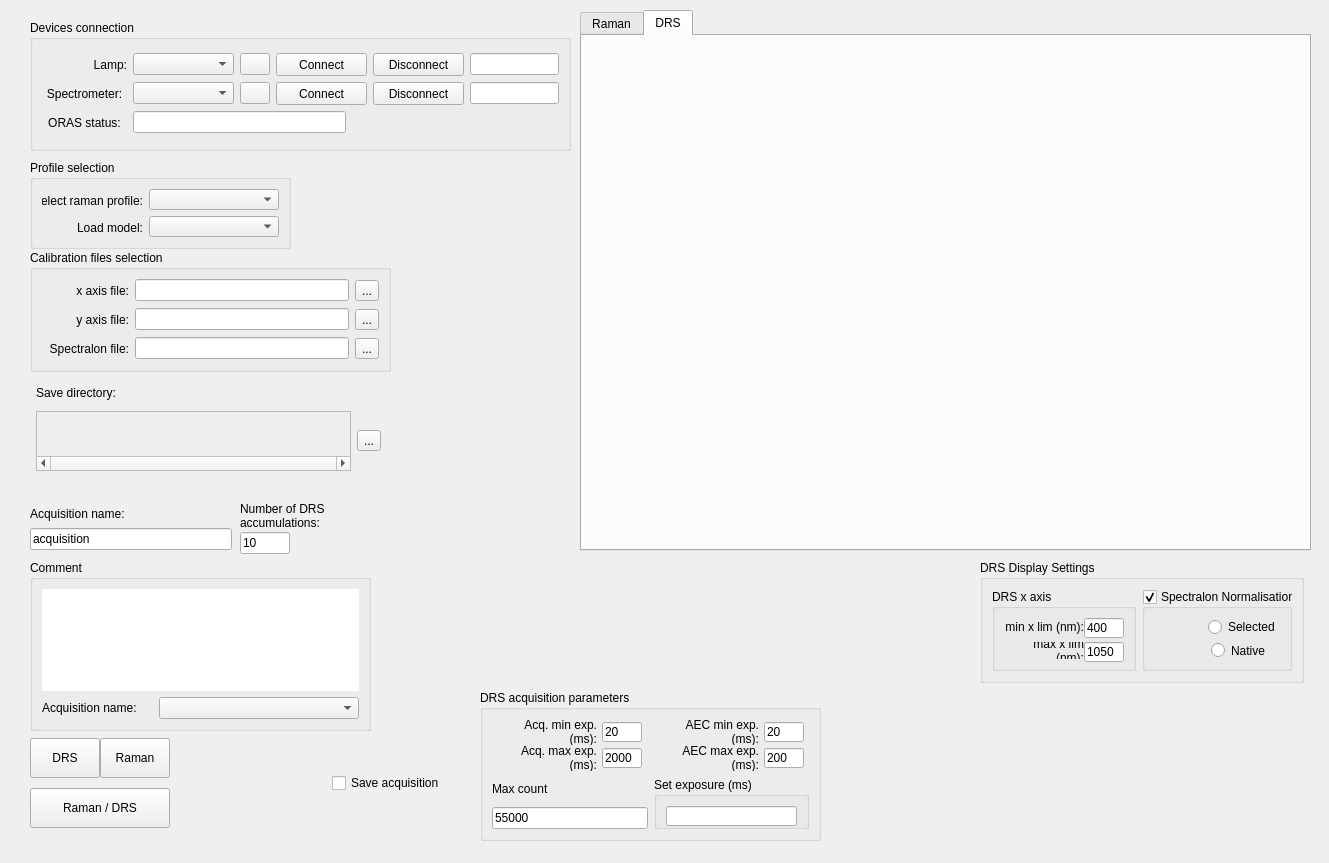
Qt form src/lumed_DRS/ui/lumed_DRS.ui (lumed-mtl/lumed_DRS) before a commit.
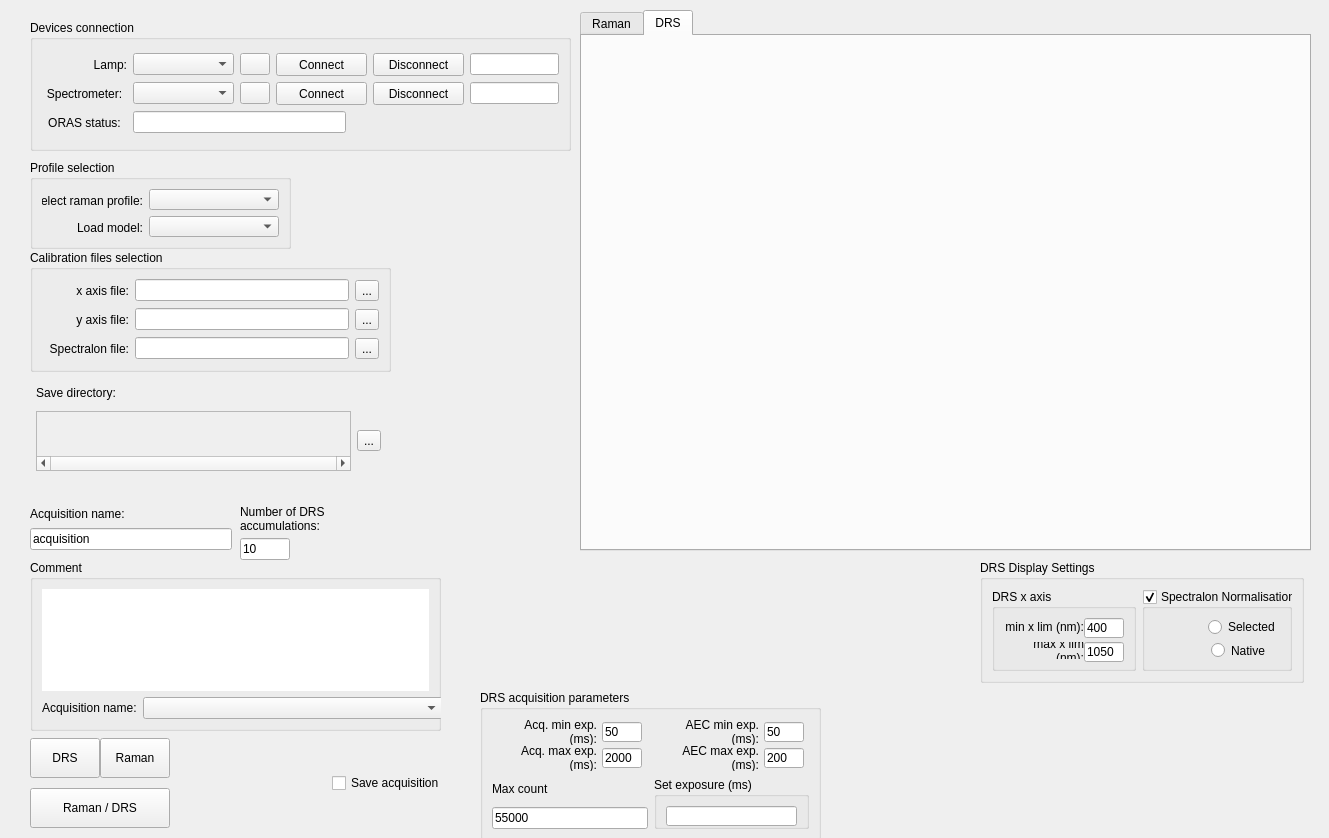
The same form after that commit.

```diff
--- a/src/lumed_DRS/ui/lumed_DRS.ui
+++ b/src/lumed_DRS/ui/lumed_DRS.ui
@@ -7,7 +7,7 @@
     <x>0</x>
     <y>0</y>
     <width>1329</width>
-    <height>863</height>
+    <height>838</height>
    </rect>
   </property>
   <property name="minimumSize">
@@ -877,7 +877,7 @@
     <rect>
      <x>30</x>
      <y>560</y>
-     <width>341</width>
+     <width>411</width>
      <height>171</height>
     </rect>
    </property>
@@ -911,7 +911,7 @@
        <widget class="QComboBox" name="comboBoxAcqName">
         <property name="minimumSize">
          <size>
-          <width>200</width>
+          <width>300</width>
           <height>0</height>
          </size>
         </property>
@@ -984,7 +984,7 @@
            </size>
           </property>
           <property name="text">
-           <string>20</string>
+           <string>50</string>
           </property>
           <property name="alignment">
            <set>Qt::AlignLeading|Qt::AlignLeft|Qt::AlignVCenter</set>
@@ -1093,7 +1093,7 @@
            </size>
           </property>
           <property name="text">
-           <string>20</string>
+           <string>50</string>
           </property>
           <property name="alignment">
            <set>Qt::AlignLeading|Qt::AlignLeft|Qt::AlignVCenter</set>
@@ -1220,7 +1220,7 @@
     <rect>
      <x>30</x>
      <y>730</y>
-     <width>429</width>
+     <width>448</width>
      <height>106</height>
     </rect>
    </property>
@@ -1347,7 +1347,7 @@
      <x>240</x>
      <y>500</y>
      <width>104</width>
-     <height>54</height>
+     <height>60</height>
     </rect>
    </property>
    <layout class="QVBoxLayout" name="verticalLayout_12">
```
Left out of the diff: 6 changed lines with no effect on the pictures.
